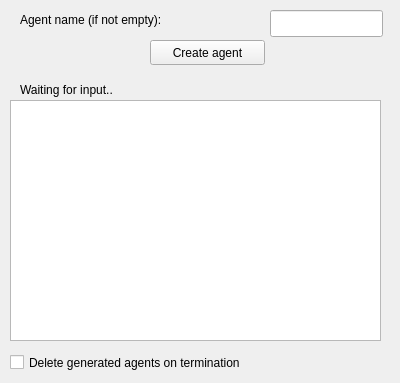
First picture: the form in agents/bullshit_publisher/src/agent_generator.ui, repository jcalderon12/robocomp-insight, before the edit.
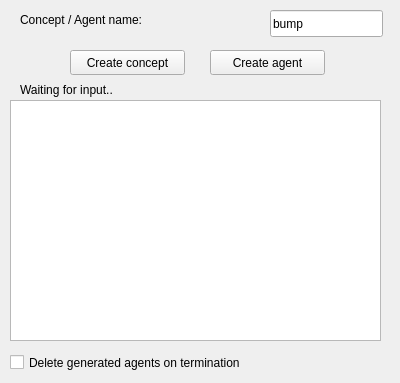
Second picture: the form after the edit.

Commit message: bump image saving with SAM testing added!

Patch:
```diff
--- a/agents/bullshit_publisher/src/agent_generator.ui
+++ b/agents/bullshit_publisher/src/agent_generator.ui
@@ -16,8 +16,8 @@
   <widget class="QPushButton" name="create_agent_button">
    <property name="geometry">
     <rect>
-     <x>150</x>
-     <y>40</y>
+     <x>210</x>
+     <y>50</y>
      <width>115</width>
      <height>25</height>
     </rect>
@@ -41,6 +41,9 @@
      <height>27</height>
     </rect>
    </property>
+   <property name="text">
+    <string>bump</string>
+   </property>
   </widget>
   <widget class="QLabel" name="agent_name_label">
    <property name="geometry">
@@ -52,7 +55,7 @@
     </rect>
    </property>
    <property name="text">
-    <string>Agent name (if not empty):</string>
+    <string>Concept / Agent name:</string>
    </property>
   </widget>
   <widget class="QPlainTextEdit" name="agent_output">
@@ -106,6 +109,25 @@
     <string>Delete generated agents on termination</string>
    </property>
   </widget>
+  <widget class="QPushButton" name="create_concept_button">
+   <property name="geometry">
+    <rect>
+     <x>70</x>
+     <y>50</y>
+     <width>115</width>
+     <height>25</height>
+    </rect>
+   </property>
+   <property name="minimumSize">
+    <size>
+     <width>115</width>
+     <height>25</height>
+    </size>
+   </property>
+   <property name="text">
+    <string>Create concept</string>
+   </property>
+  </widget>
  </widget>
  <resources/>
  <connections/>
```
The commit also changes 6 other files.
